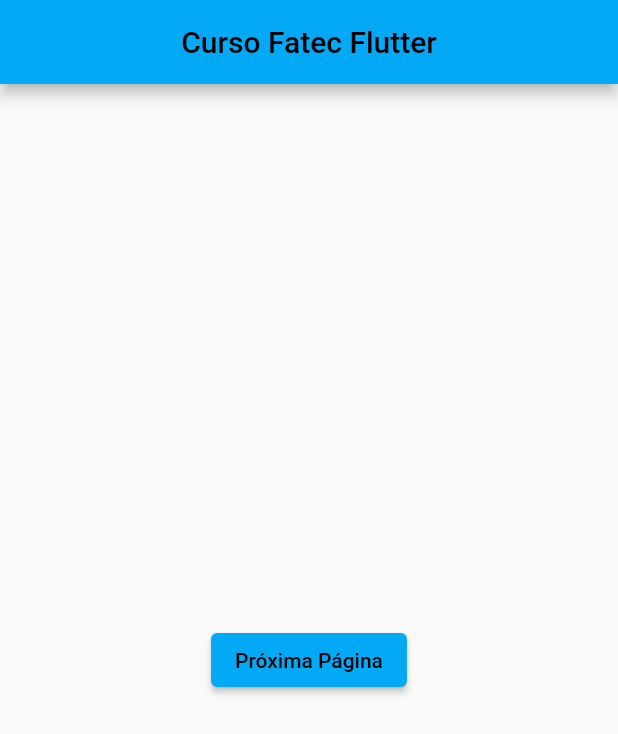
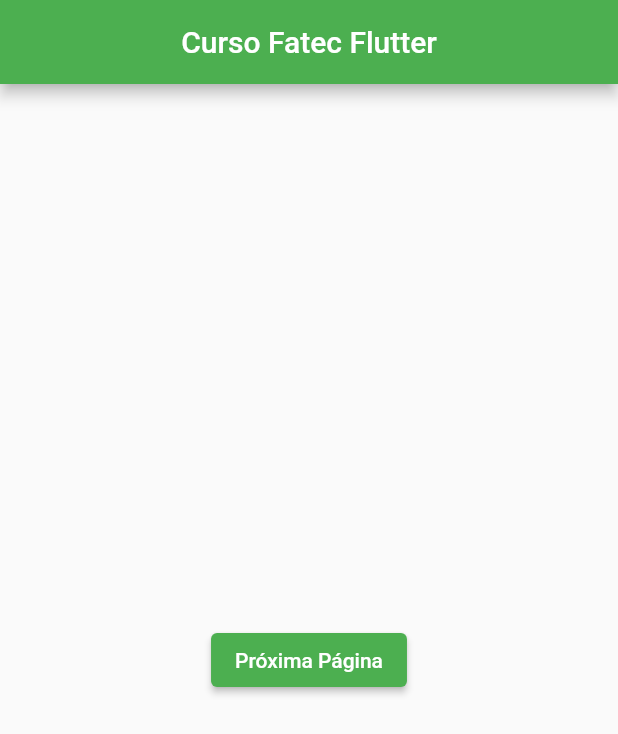
Before and after one commit to sidneyojr/app_curso, a Flutter app: the screen it shows after launch, on a phone screen of 412 x 824 dp. Shown: the top 734 px of the screen. Run offline on Flutter 3.47's test engine with Material 2 defaults, Android fonts, the phone set to English and light mode, and no system bars.

Commit message:
Teste cor dev

```diff
--- a/lib/main.dart
+++ b/lib/main.dart
@@ -15,7 +15,7 @@
       debugShowCheckedModeBanner: false,
       title: 'Curso Fatec Flutter',
       theme: ThemeData(
-        primarySwatch: Colors.lightBlue,
+        primarySwatch: Colors.green,
       ),
       home: const Home(),
     );
```
